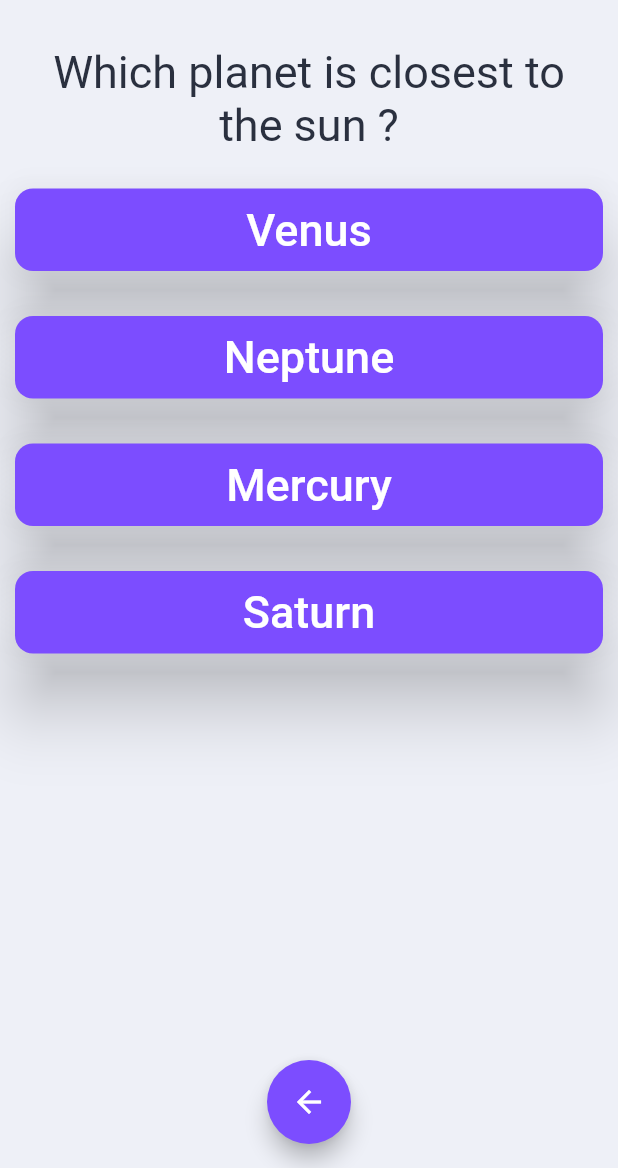
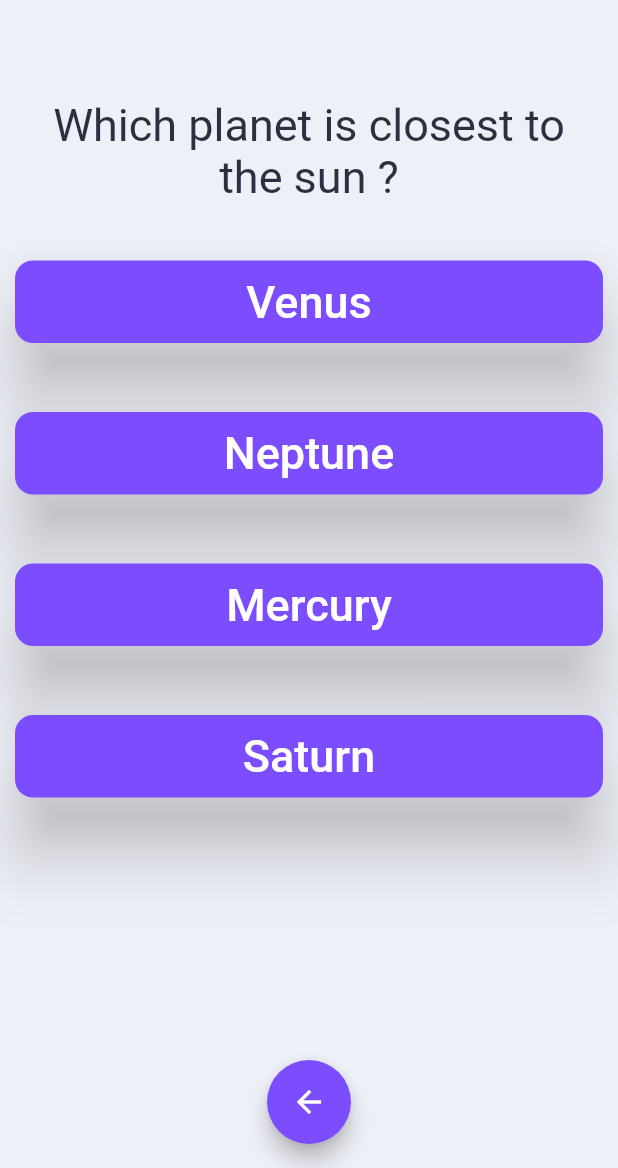
Before and after one commit to aymen-ziouche/Quizzle, a Flutter app: the screen it shows after launch, on a phone screen of 412 x 824 dp, the part 68-1236 px from its top. Run offline on Flutter 3.47's test engine with Material 2 defaults, Android fonts, the phone set to English and light mode, and no system bars.

Commit message:
Clean up

```diff
--- a/lib/answer.dart
+++ b/lib/answer.dart
@@ -8,14 +8,16 @@ class Answer extends StatelessWidget {
 
   @override
   Widget build(BuildContext context) {
-    return Container(
+    return Padding(
+      padding: const EdgeInsets.only(top: 10),
+      child: Container(
         width: double.infinity,
         child: Padding(
-        padding: const EdgeInsets.symmetric(vertical: 15.0),
+          padding: const EdgeInsets.symmetric(vertical: 18.0),
           child: RaisedButton(
             elevation: 20,
-          shape:
-              RoundedRectangleBorder(borderRadius: BorderRadius.circular(12.0)),
+            shape: RoundedRectangleBorder(
+                borderRadius: BorderRadius.circular(12.0)),
             color: Colors.deepPurpleAccent,
             textColor: Colors.white,
             child: Padding(
@@ -30,6 +32,7 @@ class Answer extends StatelessWidget {
             onPressed: x,
           ),
         ),
+      ),
     );
   }
 }
--- a/lib/question.dart
+++ b/lib/question.dart
@@ -9,10 +9,13 @@ class Question extends StatelessWidget {
     return Container(
       width: double.infinity,
       margin: EdgeInsets.all(10.0),
-      child: Text(
-        questionText,
-        style: TextStyle(fontSize: 30, color: Color(0xff2A303F)),
-        textAlign: TextAlign.center,
+      child: Padding(
+        padding: const EdgeInsets.only(top: 35),
+        child: Text(
+          questionText,
+          style: TextStyle(fontSize: 30, color: Color(0xff2A303F)),
+          textAlign: TextAlign.center,
+        ),
       ),
     );
   }
--- a/lib/result.dart
+++ b/lib/result.dart
@@ -14,7 +14,7 @@ class Result extends StatelessWidget {
     } else if (resultScore >= 50) {
       resultText = "Pretty good !";
     } else {
-      resultText = "You're so dumb !\n Go read Some books ";
+      resultText = "   You're so dumb !\nGo read Some books";
     }
 
     return resultText;
```
Lines whose indentation alone changed are shown as unchanged.
